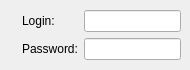
The window that wengophone/src/presentation/qt/imaccount/YahooSettings.ui (tkrotoff/WengoPhone) describes before a commit, drawn with Qt 5.
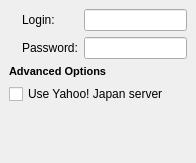
The same window after the commit. Icons and pictures are not drawn.

Commit message: First attempt to deal with Yahoo! Japan

Patch:
```diff
--- a/wengophone/src/presentation/qt/imaccount/YahooSettings.ui
+++ b/wengophone/src/presentation/qt/imaccount/YahooSettings.ui
@@ -8,8 +8,8 @@
    <rect>
     <x>0</x>
     <y>0</y>
-    <width>190</width>
-    <height>70</height>
+    <width>196</width>
+    <height>163</height>
    </rect>
   </property>
   <property name="windowTitle" >
@@ -22,6 +22,19 @@
    <property name="spacing" >
     <number>6</number>
    </property>
+   <item row="2" column="1" >
+    <spacer>
+     <property name="orientation" >
+      <enum>Qt::Vertical</enum>
+     </property>
+     <property name="sizeHint" >
+      <size>
+       <width>20</width>
+       <height>40</height>
+      </size>
+     </property>
+    </spacer>
+   </item>
    <item row="0" column="0" >
     <widget class="QLabel" name="label" >
      <property name="pixmap" >
@@ -63,6 +76,41 @@
      </item>
     </layout>
    </item>
+   <item row="1" column="0" colspan="2" >
+    <layout class="QGridLayout" >
+     <property name="margin" >
+      <number>0</number>
+     </property>
+     <property name="spacing" >
+      <number>6</number>
+     </property>
+     <item row="0" column="0" >
+      <widget class="QLabel" name="advancedOptionsLabel" >
+       <property name="font" >
+        <font>
+         <family>MS Shell Dlg</family>
+         <pointsize>8</pointsize>
+         <weight>75</weight>
+         <italic>false</italic>
+         <bold>true</bold>
+         <underline>false</underline>
+         <strikeout>false</strikeout>
+        </font>
+       </property>
+       <property name="text" >
+        <string>Advanced Options</string>
+       </property>
+      </widget>
+     </item>
+     <item row="1" column="0" >
+      <widget class="QCheckBox" name="useJapanServerCheckBox" >
+       <property name="text" >
+        <string>Use Yahoo! Japan server</string>
+       </property>
+      </widget>
+     </item>
+    </layout>
+   </item>
   </layout>
  </widget>
  <pixmapfunction></pixmapfunction>
```
The commit also changes 1 other file.
